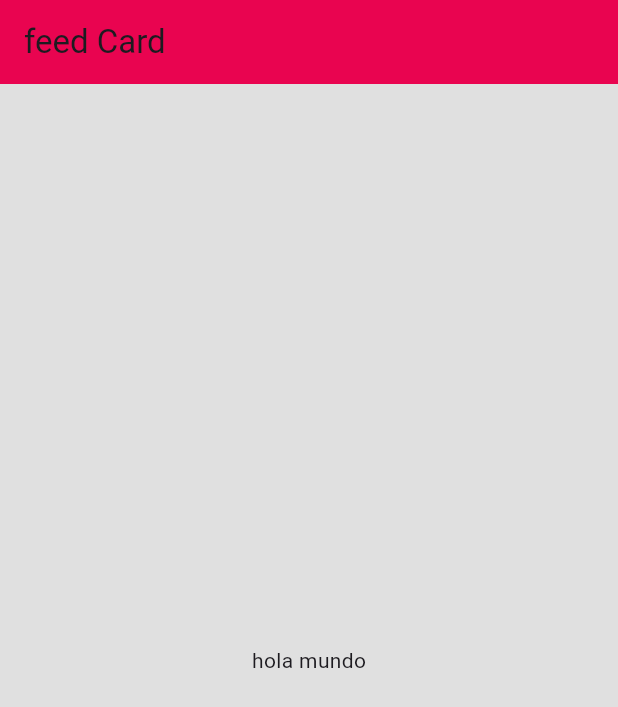
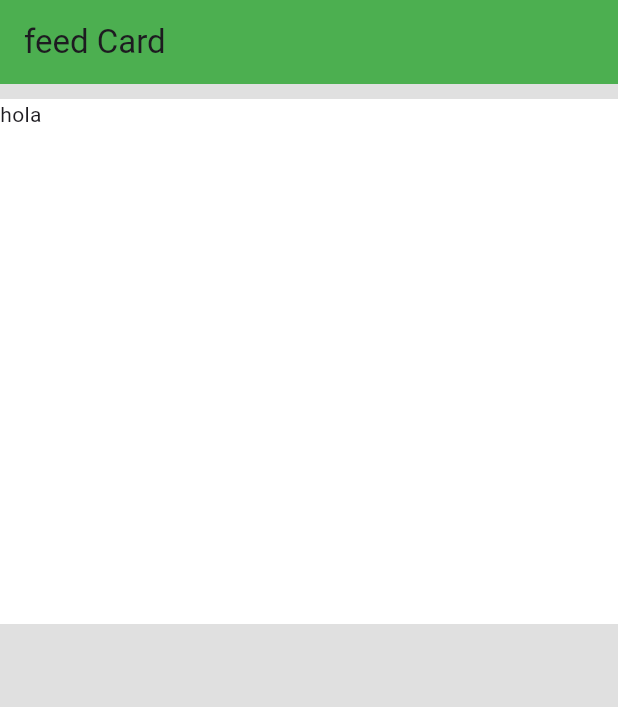
Before and after one commit to Ameri50/primera-app, a Flutter app: the screen it shows after launch, on a phone screen of 412 x 824 dp. Shown: the top 707 px of the screen. Run offline on Flutter 3.47's test engine with Material 3 defaults, Android fonts, the phone set to English and light mode, and no system bars.

Commit message:
un gran proceso por terminar

```diff
--- a/lib/main.dart
+++ b/lib/main.dart
@@ -1,3 +1,4 @@
+import 'package:app01/screens/home_screen.dart';
 import 'package:flutter/material.dart';
 
 void main() => runApp(const MyApp());
@@ -7,19 +8,10 @@ class MyApp extends StatelessWidget {
 
   @override
   Widget build(BuildContext context) {
-    return MaterialApp(
+    return const MaterialApp(
       debugShowCheckedModeBanner: false,
       title: 'Material App',
-      home: Scaffold(
-        appBar: AppBar(
-          title: const Text('feed Card'),
-          backgroundColor: const Color.fromARGB(255, 233, 4, 80),
-        ),
-        body: const Center(
-          child: Text('hola mundo'),
-        ),
-        backgroundColor: Colors.grey[300],
-      ),
+      home: HomeScreen(),
     );
   }
 }
--- /dev/null
+++ b/lib/screens/home_screen.dart
@@ -0,0 +1,27 @@
+import 'package:flutter/material.dart';
+
+
+class HomeScreen extends StatelessWidget {
+  const HomeScreen({
+    super.key,
+  });
+
+  @override
+  Widget build(BuildContext context) {
+    return Scaffold(
+    appBar: AppBar(
+      title: const Text('feed Card'),
+      backgroundColor: Colors.green,
+    ),
+    body: Container(
+      margin: const EdgeInsets.only(top: 10),
+      width: double.infinity,
+      height: 350,
+      decoration:  const BoxDecoration(
+        color: Colors.white,
+      ),
+        child:  const Text('hola')),
+    backgroundColor: Colors.grey[300],
+    );
+  }
+}
```
